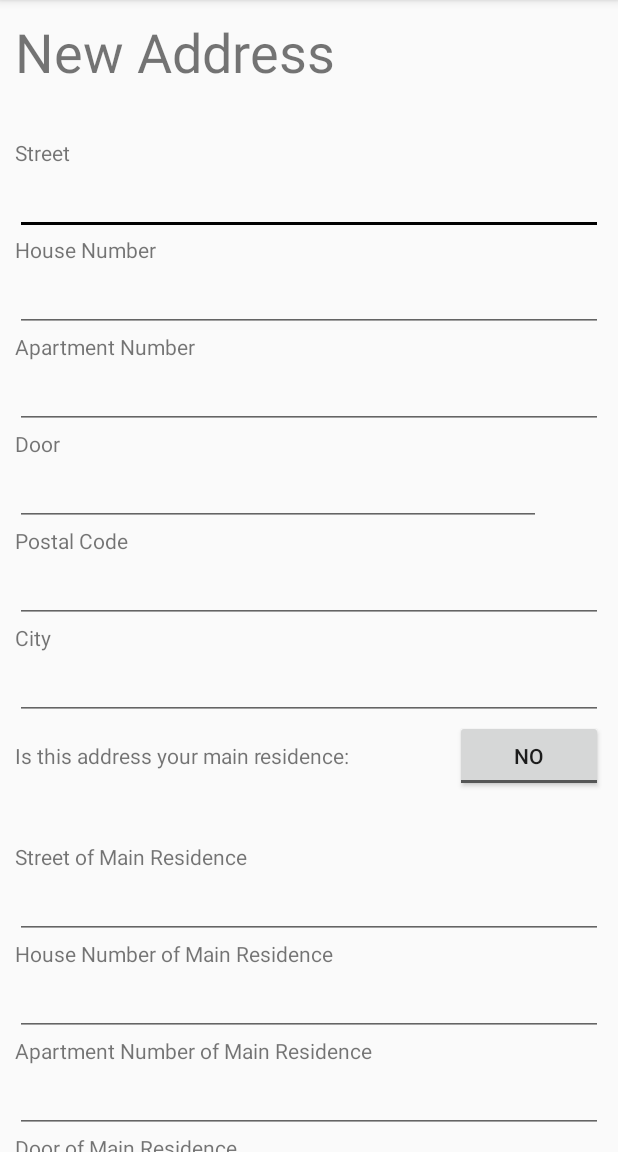
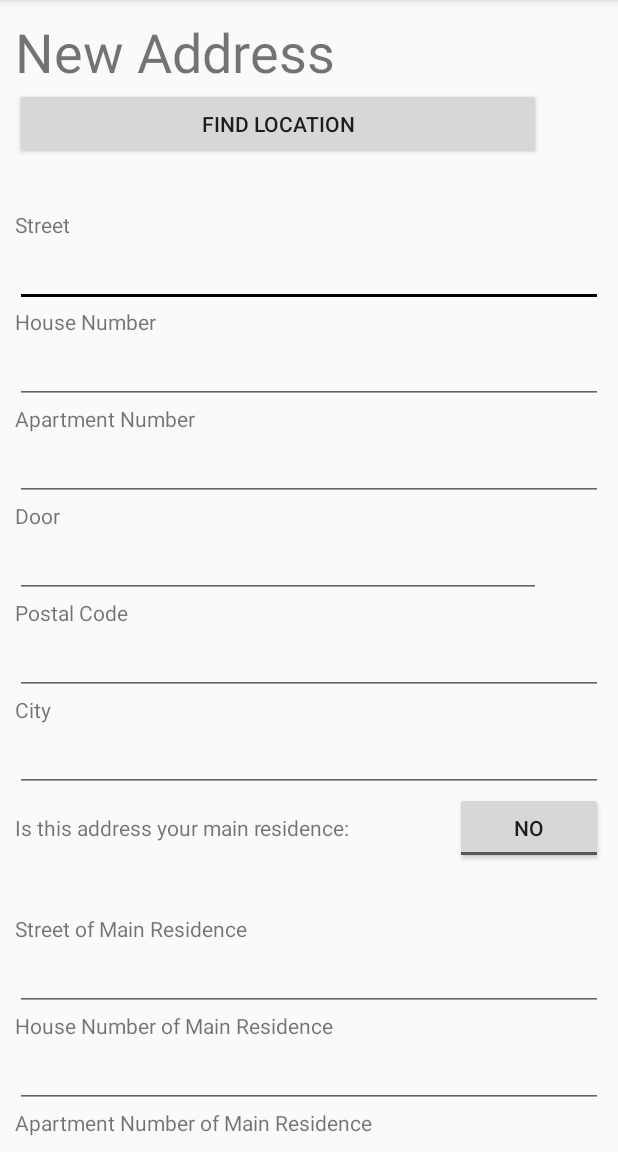
Before and after one commit to ielnykov/android-resifo, an Android app: the RegistrationActivity screen opened directly, with no data from a screen before it, on a phone screen of 412 x 824 dp, the part 84-1236 px from its top. Run offline under Robolectric (Android 15) with nearby library versions, the phone set to English and light mode, and no system bars; 17 statements that could not run were skipped.

Commit message:
GPS Functionality

```diff
--- a/app/src/main/AndroidManifest.xml
+++ b/app/src/main/AndroidManifest.xml
@@ -34,5 +34,5 @@
         <activity android:name=".SignUpActivity"></activity>
         <activity android:name=".UserActivity"></activity>
     </application>
-
+    <uses-permission android:name="android.permission.ACCESS_FINE_LOCATION" />
 </manifest>
--- a/app/src/main/res/layout/registration.xml
+++ b/app/src/main/res/layout/registration.xml
@@ -23,6 +23,18 @@
                 android:layout_height="wrap_content"
                 android:textSize="36sp"
                 android:paddingTop="10dp" />
+        </TableRow>
+
+        <TableRow
+            android:layout_width="match_parent"
+            android:layout_height="match_parent" >
+
+            <Button
+                android:text="Find location"
+                android:layout_width="wrap_content"
+                android:layout_height="wrap_content"
+                android:id="@+id/findLocationBtn"
+                android:onClick="findLocation" />
         </TableRow>
 
         <TableRow
```
Also changed, not shown: app/src/main/java/at/fh/valuvi/resifo/RegistrationActivity.java (+44 -1 lines).
